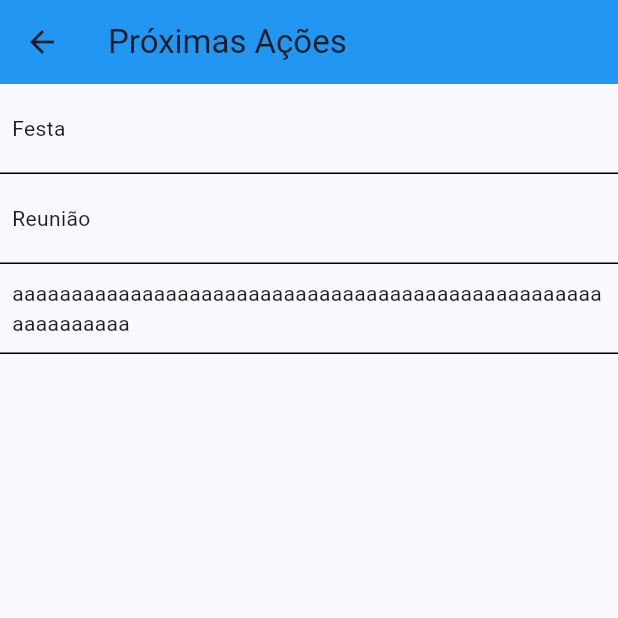
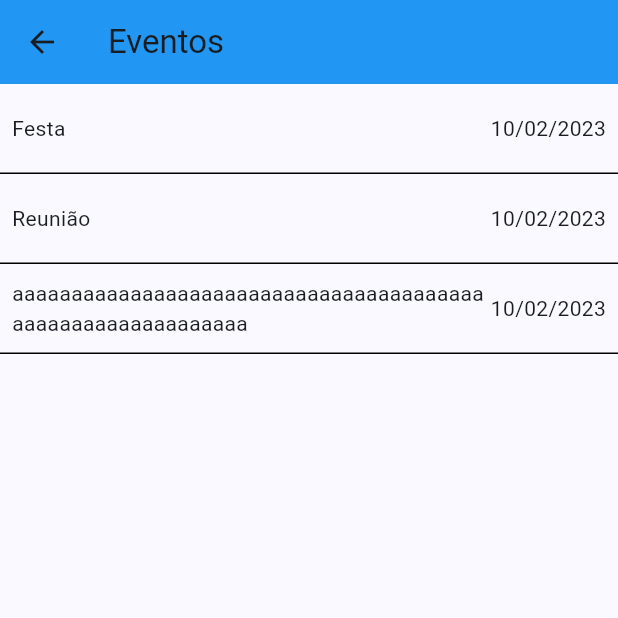
Before and after one commit to tinicius/Do-It-Today, a Flutter app: the screen it shows after launch, after a tap on "Abrir agenda", after a tap on "Eventos", on a phone screen of 412 x 824 dp, the top half of it. Run offline on Flutter 3.47's test engine with Material 2 defaults, Android fonts, the phone set to English and light mode, and no system bars; missing offline and left inert: dart:ffi.

Commit message:
list events page

```diff
--- a/lib/entities/item.dart
+++ b/lib/entities/item.dart
@@ -1,14 +1,24 @@
-enum ItemType {
-  open, waiting, doc, maybe, event
-}
-
 class Item {
   String name;
   String description;
+
+  Item(this.name, this.description);
+}
+
+enum EventStatus { late, closed, open }
+
+class Event extends Item {
+  Event(super.name, super.description, this.date, [this.status = EventStatus.closed]) {
+    if (date.isBefore(DateTime.now())) {
+      status = EventStatus.open;
+    } else {
+      status = EventStatus.closed;
+    }
+
+  }
+
   DateTime date;
-  bool done = false;
+  EventStatus status;
+}
 
-  ItemType type = ItemType.open;
-
-  Item(this.name, this.description, this.date);
-}
+class Action {}
--- a/lib/main.dart
+++ b/lib/main.dart
@@ -6,11 +6,13 @@ import 'package:provider/provider.dart';
 import 'entities/item.dart';
 
 void main() {
-  runApp(const MyApp());
+  runApp(MaterialApp(home: const MyApp()));
 }
 
 class MyApp extends StatelessWidget {
   const MyApp({super.key});
+
+
 
   @override
   Widget build(BuildContext context) {
@@ -31,7 +33,22 @@ class MyApp extends StatelessWidget {
             // title: const Text("Do It Today"),
           ),
           floatingActionButton: FloatingActionButton(
-            onPressed: () => {},
+            onPressed: () => {
+              showDialog(context: context, builder: (BuildContext context) => AlertDialog(
+                title: Text("Adicionar Item"),
+                content: TextField(),
+                actions: <Widget>[
+            TextButton(
+              onPressed: () => Navigator.pop(context, 'Cancel'),
+              child: const Text('Cancel'),
+            ),
+            TextButton(
+              onPressed: () => Navigator.pop(context, 'OK'),
+              child: const Text('OK'),
+            ),
+          ],
+              ))
+            },
             child: Icon(Icons.add),
           ),
         ),
@@ -43,7 +60,7 @@ class MyApp extends StatelessWidget {
 class MyAppState extends ChangeNotifier {
   ItemRepository repository = ItemRepository();
 
-  List<Item> nextEvents = <Item>[];
+  List<Event> nextEvents = <Event>[];
 
   void loadNextEvents() {
     nextEvents = repository.loadNextEvents();
--- a/lib/repositories/item_repository.dart
+++ b/lib/repositories/item_repository.dart
@@ -5,7 +5,7 @@ class ItemRepository {
 
   ItemService service = ItemLocalStorage();
 
-  List<Item> loadNextEvents() {
+  List<Event> loadNextEvents() {
     return service.loadNextEvents();
   }
 
--- a/lib/services/item_local_storage.dart
+++ b/lib/services/item_local_storage.dart
@@ -3,16 +3,16 @@ import 'dart:ffi';
 import '../entities/item.dart';
 
 abstract class ItemService {
-  List<Item> loadNextEvents();
+  List<Event> loadNextEvents();
 }
 
 class ItemLocalStorage implements ItemService {
   @override
-  List<Item> loadNextEvents() {
+  List<Event> loadNextEvents() {
     return [
-      Item("Festa", "description", DateTime.now()),
-      Item("Reunião", "description", DateTime.now()),
-      Item("aaaaaaaaaaaaaaaaaaaaaaaaaaaaaaaaaaaaaaaaaaaaaaaaaaaaaaaaaaaa", "description", DateTime.now()),
+      Event("Festa", "description", DateTime(2023, 2, 10, 8, 0)),
+      Event("Reunião", "description", DateTime.now()),
+      Event("aaaaaaaaaaaaaaaaaaaaaaaaaaaaaaaaaaaaaaaaaaaaaaaaaaaaaaaaaaaa", "description", DateTime.now()),
     ];
   }
 }
--- /dev/null
+++ b/lib/utils/formate_date.dart
@@ -0,0 +1,10 @@
+String formatDate(DateTime date) {
+  String day =
+      date.day.toString().length < 2 ? "0${date.day}" : date.day.toString();
+  String month = date.month.toString().length < 2
+      ? "0${date.month}"
+      : date.month.toString();
+  String year = date.year.toString();
+
+  return "$day/$month/$year";
+}
--- a/lib/views/Home/components/button.dart
+++ b/lib/views/Home/components/button.dart
@@ -1,12 +1,10 @@
-import 'package:doittoday/entities/item.dart';
-import 'package:doittoday/views/ListPage/index.dart';
 import 'package:flutter/material.dart';
 
 import '../../../utils/my_colors.dart';
 
 class Button extends StatelessWidget {
   String text;
-  void onPressed;
+  Function onPressed;
   bool contrast;
 
   Button(
@@ -18,9 +16,7 @@ class Button extends StatelessWidget {
   @override
   Widget build(BuildContext context) {
     return GestureDetector(
-      onTap: () => {
-        Navigator.push(context, MaterialPageRoute(builder: (context) => ListPage(ItemType.open)))
-      },
+      onTap: () => onPressed(),
       child: Container(
         width: double.infinity,
         height: 56,
--- a/lib/views/Home/components/event_cart.dart
+++ b/lib/views/Home/components/event_cart.dart
@@ -4,6 +4,7 @@ import 'package:provider/provider.dart';
 
 import '../../../entities/item.dart';
 import '../../../utils/my_colors.dart';
+import "../../../utils/formate_date.dart";
 
 class EventCardTitle extends StatelessWidget {
   const EventCardTitle({super.key});
@@ -27,18 +28,7 @@ class EventCardTitle extends StatelessWidget {
 class EventCardItem extends StatelessWidget {
   const EventCardItem(this.item, {super.key});
 
-  final Item item;
-
-  String _formateDate(DateTime date) {
-    String day =
-        date.day.toString().length < 2 ? "0${date.day}" : date.day.toString();
-    String month = date.month.toString().length < 2
-        ? "0${date.month}"
-        : date.month.toString();
-    String year = date.year.toString();
-
-    return "$day/$month/$year";
-  }
+  final Event item;
 
   @override
   Widget build(BuildContext context) {
@@ -62,9 +52,10 @@ class EventCardItem extends StatelessWidget {
                     const SizedBox(
                       width: 10,
                     ),
-                    Text(_formateDate(item.date))
+                    Text(formatDate(item.date))
                   ],
-                )
+                ),
+                Text(item.status.toString())
               ],
             ),
           ),
@@ -82,7 +73,7 @@ class EventCardList extends StatelessWidget {
     var state = context.watch<MyAppState>();
 
     return state.nextEvents.isEmpty
-        ? Text("Sem eventos próximos!")
+        ? const Text("Sem eventos próximos!")
         : ListView.builder(
             shrinkWrap: true,
             itemCount: state.nextEvents.length,
--- a/lib/views/Home/home.dart
+++ b/lib/views/Home/home.dart
@@ -1,5 +1,6 @@
 import 'package:doittoday/views/Home/components/button.dart';
 import 'package:doittoday/views/Home/components/event_cart.dart';
+import 'package:doittoday/views/ListEventPage/index.dart';
 import 'package:flutter/material.dart';
 import 'package:flutter/src/widgets/framework.dart';
 import 'package:flutter/src/widgets/placeholder.dart';
@@ -17,11 +18,17 @@ class _HomePageState extends State<HomePage> {
     return SizedBox.expand(
       child: Column(
         //mainAxisAlignment: MainAxisAlignment.start,
-       // crossAxisAlignment: CrossAxisAlignment.center,
+        // crossAxisAlignment: CrossAxisAlignment.center,
         //mainAxisSize: MainAxisSize.max,
         children: [
-           EventCard(),
-          Button(text: "Eventos", contrast: true, onPressed: () => {}),
+          EventCard(),
+          Button(
+              text: "Eventos",
+              contrast: true,
+              onPressed: () {
+                Navigator.push(context,
+                    MaterialPageRoute(builder: (context) => ListEventPage()));
+              }),
           Button(text: "Próximas ações", onPressed: () => {}),
           Button(text: "Aguardando", onPressed: () => {}),
           Button(text: "Documentar", onPressed: () => {}),
--- /dev/null
+++ b/lib/views/ListEventPage/index.dart
@@ -0,0 +1,54 @@
+import 'package:doittoday/entities/item.dart';
+import 'package:doittoday/main.dart';
+import 'package:doittoday/utils/formate_date.dart';
+import 'package:flutter/material.dart';
+import 'package:provider/provider.dart';
+
+class EventItem extends StatelessWidget {
+  EventItem(this.event, {super.key});
+
+  Event event;
+
+  @override
+  Widget build(BuildContext context) {
+    return Container(
+      height: 60,
+      width: double.infinity,
+      padding: const EdgeInsets.all(8.0),
+      decoration: BoxDecoration(
+        border: Border(bottom: BorderSide())
+      ),
+      child: Row(
+        children: [Expanded(child: Text(event.name)), Text(formatDate(event.date))],
+      ),
+    );
+  }
+}
+
+class ListEventPage extends StatefulWidget {
+  const ListEventPage({super.key});
+
+  @override
+  State<ListEventPage> createState() => _ListEventPageState();
+}
+
+class _ListEventPageState extends State<ListEventPage> {
+  @override
+  Widget build(BuildContext context) {
+    var state = context.watch<MyAppState>();
+
+    return Scaffold(
+      appBar: AppBar(
+        title: const Text("Eventos"),
+        backgroundColor: Colors.blue,
+      ),
+      body: ListView.builder(
+        itemCount: state.nextEvents.length,
+        itemBuilder: (context, index) {
+          Event event = state.nextEvents[index];
+          return EventItem(event);
+        },
+      ),
+    );
+  }
+}
--- a/lib/views/ListPage/index.dart
+++ /dev/null
@@ -1,69 +0,0 @@
-import 'package:doittoday/entities/item.dart';
-import 'package:doittoday/main.dart';
-import 'package:flutter/material.dart';
-import 'package:provider/provider.dart';
-
-class ListPage extends StatefulWidget {
-  ListPage(this.filter, {super.key});
-
-  ItemType filter;
-
-  @override
-  State<ListPage> createState() => _ListPageState();
-}
-
-class _ListPageState extends State<ListPage> {
-  String _getPageTitle(ItemType filter) {
-    String title = "";
-
-    switch (filter) {
-      case ItemType.event:
-        title = "Eventos";
-        break;
-        case ItemType.open:
-        title = "Próximas Ações";
-        break;
-        case ItemType.waiting:
-        title = "Aguardando";
-        break;
-        case ItemType.doc:
-        title = "Documentar";
-        break;
-        case ItemType.maybe:
-        title = "Algum dia talvez";
-        break;
-
-      default:
-    }
-
-    return title;
-  }
-
-  @override
-  Widget build(BuildContext context) {
-    var state = context.watch<MyAppState>();
-
-    return Scaffold(
-      appBar: AppBar(
-        title: Text(_getPageTitle(widget.filter)),
-        backgroundColor: Colors.blue,
-      ),
-      body: ListView.builder(
-        itemCount: state.nextEvents.length,
-        itemBuilder: (context, index) {
-          Item item = state.nextEvents[index];
-          if (item.type == widget.filter) {
-            return Container(
-              alignment: Alignment.centerLeft,
-              padding: const EdgeInsets.all(8.0),
-              decoration: BoxDecoration(border: Border(bottom: BorderSide())),
-              width: double.infinity,
-              height: 60,
-              child: Text(item.name),
-            );
-          }
-        },
-      ),
-    );
-  }
-}
```
